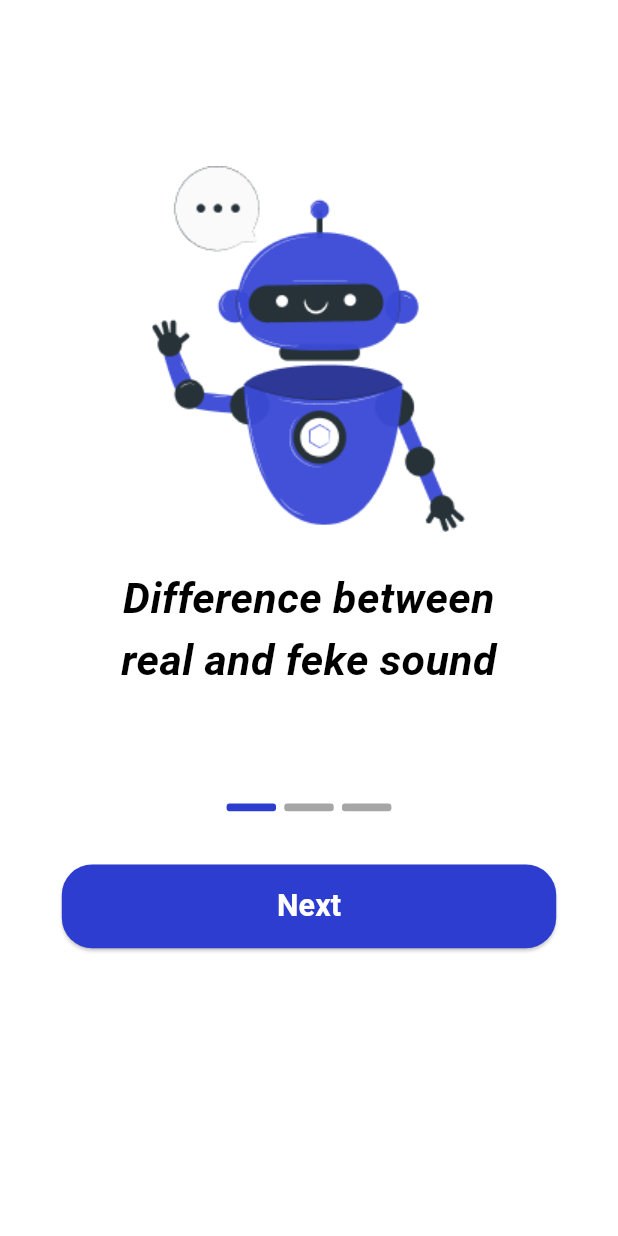
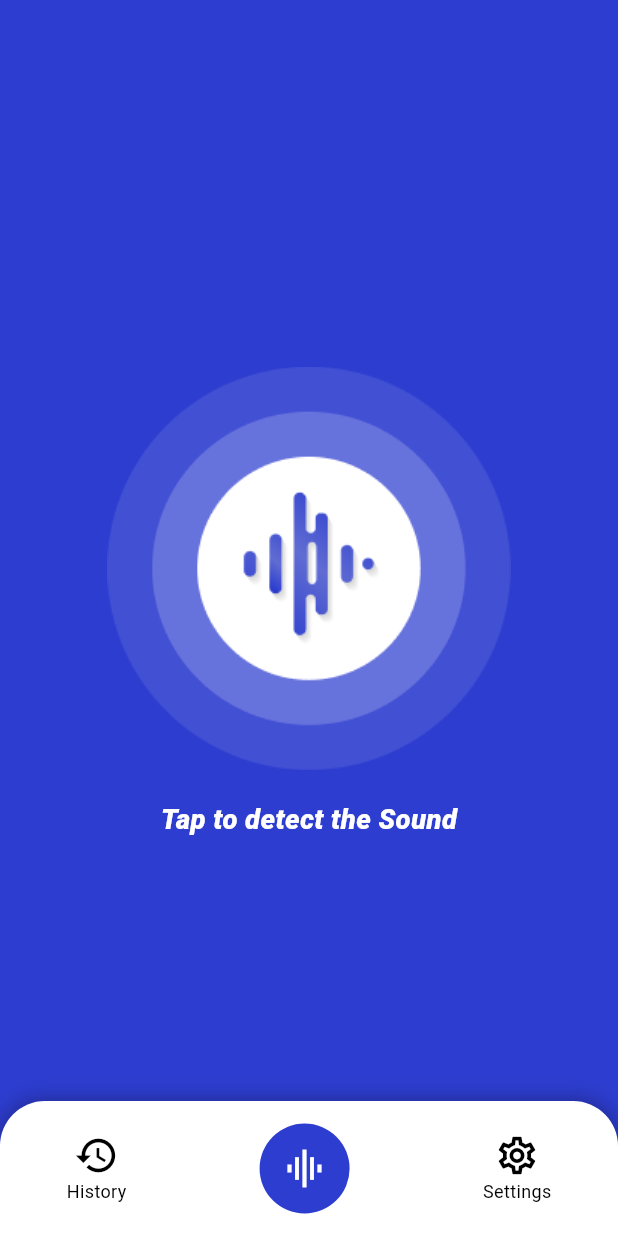
Before and after one commit to mostafa11100/TrueTone, a Flutter app: the screen it shows after launch, on a phone screen of 412 x 824 dp. Run offline on Flutter 3.47's test engine with Material 3 defaults, Android fonts, the light colour scheme and no system bars; our stand-ins replace bloc, dartz, dio, email_validator, equatable, flutter_bloc and 6 more; missing offline and left inert: fancy_password_field, password_validator_package.

Commit message:
add ui homepage

```diff
--- a/lib/core/Approuts/routs.dart
+++ b/lib/core/Approuts/routs.dart
@@ -1,12 +1,18 @@
 import 'package:flutter_bloc/flutter_bloc.dart';
 import 'package:go_router/go_router.dart';
+import 'package:truetone/core/component/loading.dart';
+import 'package:truetone/core/utiles/app_assets.dart';
 import 'package:truetone/feature/auth/forgetpassword/presintation/controler/create_new_password_procces_bloc.dart';
 import 'package:truetone/feature/auth/signin/presintation/controler/signin_cubit.dart';
 import 'package:truetone/feature/auth/signin/presintation/screens/signin_screen.dart';
 import 'package:truetone/feature/auth/verify_email/presintaion/screens/verify_emal_screen.dart';
+import 'package:truetone/feature/home/presintation/screens/home_views.dart';
+import 'package:truetone/feature/home/presintation/screens/widget/AiSoundpage.dart';
+import 'package:truetone/feature/home/presintation/screens/widget/HumanSoundPage.dart';
 
 import 'package:truetone/feature/splash_onbording/onbording.dart';
 import 'package:truetone/feature/splash_onbording/splash.dart';
+import 'package:truetone/mainScreen.dart';
 
 import '../../feature/auth/forgetpassword/presintation/screens/createnewpassword_processcreeen.dart';
 import '../../feature/auth/signup/presintation/controler/cubit/sign_up_cubit.dart';
@@ -14,18 +20,20 @@ import '../../feature/auth/signup/presintation/screens/signup_screen.dart';
 import '../di/si.dart';
 
 class AppRouts {
-  static String splashscreen = "/";
+  static String splashscreen = "/ss";
 
   static String onbording = "/onbording";
 
   static String signin = "/signin";
-
+  static String HomeViews1 = "/s";
+  static String  Mainscreen1='/';
   static String signup = "/signup";
   static String app_home = "/app_home";
   static String verifyemalScreen = "/verifyemail";
   static String forgetpassword="/forgetpassword";
-
-
+  static String Loading = "/Loading";
+      static String HumanSoundPage1 = "/HumanSoundPage";
+       static String aiSoundPage1 = "/AiSoundPage";
   static GoRouter routs = GoRouter(
     redirect: (context, state) {
       return null;
@@ -35,6 +43,30 @@ class AppRouts {
         path: splashscreen,
         builder: (context, state) {
           return Splashscreen();
+        },
+      ),
+       GoRoute(
+        path:Loading ,
+        builder: (context, state) {
+          return Loadingscreen();
+        },
+      ),
+      GoRoute(
+        path:Mainscreen1,
+        builder: (context, state) {
+          return Mainscreen();
+        },
+      ),
+       GoRoute(
+        path:HumanSoundPage1,
+        builder: (context, state) {
+          return HumanSoundPage();
+        },
+      ),
+        GoRoute(
+        path:aiSoundPage1,
+        builder: (context, state) {
+          return AiSoundPage();
         },
       ),
       GoRoute(
@@ -82,6 +114,7 @@ class AppRouts {
           );
         },
       ),
+
     ],
   );
 
--- a/lib/core/component/custom_indecator.dart
+++ b/lib/core/component/custom_indecator.dart
@@ -10,14 +10,14 @@ class elementofindecator extends StatelessWidget {
   Widget build(BuildContext context) {
     return AnimatedContainer(
       duration: Duration(milliseconds: 150),
-      height: 5.h,
-      width:  30 .w,
+      height: actaive? 12.h:10.h,
+      width:  actaive? 23.h:10.h,
       decoration: BoxDecoration(
-        borderRadius: BorderRadius.circular(2.r),
+        borderRadius: BorderRadius.circular(30.r),
         color:
             actaive
                 ? Color(0xff2D3ECF)
-                : const Color.fromARGB(235, 158, 158, 158),
+                : const Color.fromARGB(235, 190, 190, 190),
       ),
     );
   }
--- a/lib/core/utiles/app_assets.dart
+++ b/lib/core/utiles/app_assets.dart
@@ -9,3 +9,8 @@ String onp1asset="assets/images/onp1.png";
 String onp2asset="assets/images/onp2.png";
 
 String onp3asset="assets/images/onp22.png";
+
+String homeimage='assets/images/home1.png';
+ String loading1='assets/images/loading.png' ;
+  String HumanSoundPage1=   'assets/images/man.png';
+    String aiSoundPage1=   'assets/images/fake.png';
--- a/lib/core/utiles/app_colors.dart
+++ b/lib/core/utiles/app_colors.dart
@@ -15,7 +15,7 @@ class AppColors {
   //static Color onSurface = Color.fromARGB(203, 62, 62, 62);
   static Color onSurface = Color.fromARGB(203, 0, 0, 0);
   static Color green = Colors.green;
-
+ static Color black = Colors.black;
   static Color secondry = Color(0x2F1A90CF);
 
   static Color onsecondry = Color.fromARGB(129, 92, 91, 91);
--- a/lib/core/utiles/app_strings.dart
+++ b/lib/core/utiles/app_strings.dart
@@ -48,4 +48,8 @@ class Apptrings {
   static String confirmpasssword = "Confirm Password";
 
   static String cantbeepty = "Can't be empty";
+  static String hometitle="Tap to detect the Sound";
+   static String continue1 = "continue";
+    static String AIsound=  "It,s a\nAi\nsound";
+    static String Humansound="It,s a\nHuman\nsound";
 }
--- /dev/null
+++ b/lib/feature/home/presintation/screens/home_views.dart
@@ -0,0 +1,16 @@
+import 'package:flutter/material.dart';
+import 'package:flutter/widgets.dart';
+import 'package:truetone/feature/home/presintation/screens/widget/homeview_bady.dart';
+
+class HomeViews extends StatelessWidget {
+  const HomeViews({super.key});
+
+  @override
+  Widget build(BuildContext context) {
+    return Scaffold(
+      backgroundColor:Theme.of(context).colorScheme.primary ,
+
+      body: SafeArea(child: HomeviewBady()),
+    );
+  }
+}
--- /dev/null
+++ b/lib/feature/home/presintation/screens/widget/homeview_bady.dart
@@ -0,0 +1,80 @@
+import 'package:flutter/material.dart';
+import 'package:go_router/go_router.dart';
+import 'package:truetone/core/Approuts/routs.dart';
+
+import 'package:truetone/core/utiles/app_assets.dart';
+import 'package:truetone/core/utiles/app_colors.dart';
+import 'package:truetone/core/utiles/app_strings.dart';
+import 'package:truetone/core/utiles/app_textstyle.dart';
+
+class HomeviewBady extends StatefulWidget {
+  const HomeviewBady({super.key});
+
+  @override
+  _HomeviewBadyState createState() => _HomeviewBadyState();
+}
+
+class _HomeviewBadyState extends State<HomeviewBady> {
+  double _scale = 1.0;
+
+
+  void _onImageTap() {
+
+    setState(() {
+      _scale = 0.8;
+    });
+
+
+    Future.delayed(Duration(milliseconds: 200), () {
+
+      GoRouter.of(context).push(AppRouts.Loading);
+
+
+      setState(() {
+        _scale = 1.0;
+      });
+    });
+  }
+
+  @override
+  Widget build(BuildContext context) {
+    double screenWidth = MediaQuery.of(context).size.width;
+    double screenHeight = MediaQuery.of(context).size.height;
+
+    return Column(
+      mainAxisAlignment: MainAxisAlignment.center,
+      children: [
+        Center(
+          child: GestureDetector(
+            onTap: _onImageTap,  // Trigger the animation and navigation
+            child: AnimatedScale(
+              scale: _scale,
+              duration: Duration(milliseconds: 200), // Duration of the scale animation
+              curve: Curves.easeInOut,  // Smooth animation curve
+              child: Image.asset(homeimage),
+            ),
+          ),
+        ),
+        SizedBox(height: 20),
+        GestureDetector(
+          onTap: () {
+            // Handle any additional functionality if needed
+          },
+          child: Row(
+            mainAxisAlignment: MainAxisAlignment.center,
+            children: [
+              Text(
+                Apptrings.hometitle,
+                style: TextstyleConst.texts18.copyWith(
+                  fontStyle: FontStyle.italic,
+                  color: AppColors.onprimary,
+                ),
+              ),
+            ],
+          ),
+        ),
+        SizedBox(height: 20),
+      ],
+    );
+  }
+}
--- a/lib/feature/splash_onbording/widget/onbordingbady.dart
+++ b/lib/feature/splash_onbording/widget/onbordingbady.dart
@@ -113,6 +113,7 @@ class _OnbordingbadyState extends State<Onbordingbady> {
                             Apptrings.protctyourlf,
                             style: TextstyleConst.texts28.copyWith(
                               fontWeight: FontWeight.w700,
+                              color: Colors.black,
                               fontStyle: FontStyle.italic,
                             ),
                             textAlign: TextAlign.center,
@@ -139,6 +140,7 @@ class _OnbordingbadyState extends State<Onbordingbady> {
                           child: Text(
                             Apptrings.quicidnfcation,
                             style: TextstyleConst.texts28.copyWith(
+                              fontSize: 27,
                               fontWeight: FontWeight.w700,
                               fontStyle: FontStyle.italic,
                             ),
@@ -149,6 +151,7 @@ class _OnbordingbadyState extends State<Onbordingbady> {
                           child: Text(
                             Apptrings.soundsourceai,
                             style: TextstyleConst.texts28.copyWith(
+
                               fontWeight: FontWeight.w700,
                               fontStyle: FontStyle.italic,
                             ),
--- a/lib/main.dart
+++ b/lib/main.dart
@@ -29,6 +29,7 @@ class TrueTone extends StatelessWidget {
           theme: Thems.lighttheme(),
           themeMode: ThemeMode.light,
           routerConfig: AppRouts.routs,
+          debugShowCheckedModeBanner: false,
           //3:16
           // localizationsDelegates: [
           //         S.delegate,
--- /dev/null
+++ b/lib/mainScreen.dart
@@ -0,0 +1,161 @@
+import 'package:flutter/material.dart';
+import 'package:truetone/core/utiles/app_colors.dart';
+import 'package:truetone/feature/home/presintation/screens/home_views.dart';
+
+class Mainscreen extends StatelessWidget {
+  final PageController _pageController = PageController();
+  final ValueNotifier<int> _selectedNotifier = ValueNotifier(0);
+  final List<Widget> _screens = [
+
+    HomeViews(),
+       history(),
+    SettingScreen(),
+  ];
+
+  Mainscreen({super.key});
+
+  void _onItemTap(int index) {
+    _selectedNotifier.value = index;
+    _pageController.jumpToPage(index);
+  }
+
+  @override
+  Widget build(BuildContext context) {
+    return Scaffold(
+      body: Stack(
+        children: [
+
+          PageView(
+            controller: _pageController,
+            onPageChanged: (value) => _selectedNotifier.value = value,
+            physics: const NeverScrollableScrollPhysics(),
+            children: _screens,
+          ),
+
+
+          Align(
+            alignment: Alignment.bottomCenter,
+            child: ValueListenableBuilder<int>(
+              valueListenable: _selectedNotifier,
+              builder: (context, selectedIndex, _) {
+                return Container(
+                  height: 90,
+                  decoration: const BoxDecoration(
+                    color: Colors.white,
+                    borderRadius:
+                        BorderRadius.vertical(top: Radius.circular(30)),
+                    boxShadow: [
+                      BoxShadow(
+                        color: Colors.black26,
+                        blurRadius: 10,
+                        spreadRadius: 2,
+                      )
+                    ],
+                  ),
+                  child: Row(
+                    mainAxisAlignment: MainAxisAlignment.spaceAround,
+                    children: [
+
+                      GestureDetector(
+                        onTap: () => _onItemTap(1),
+                        child: Column(
+                          mainAxisAlignment: MainAxisAlignment.center,
+                          children: [
+                            Icon(Icons.history,
+                                size: 30,
+                                color: selectedIndex == 1
+                                    ?  AppColors.primarycolor
+                                    : Colors.black),
+                            Text("History",
+                                style: TextStyle(
+                                    color: selectedIndex == 1
+                                        ? AppColors.primarycolor
+                                        : Colors.black,
+                                    fontSize: 12))
+                          ],
+                        ),
+                      ),
+
+
+                      GestureDetector(
+  onTap: () => _onItemTap(0),
+  child: Container(
+    width: 60,
+    height: 60,
+    decoration: BoxDecoration(
+      color: selectedIndex == 0
+          ? AppColors.primarycolor
+          : AppColors.onprimary,
+      shape: BoxShape.circle,
+      border: Border.all(
+        color: selectedIndex == 0
+            ? Colors.transparent
+            : AppColors.primarycolor,
+        width: 2,
+      ),
+    ),
+    child: Icon(
+      Icons.graphic_eq,
+      size: 30,
+    color: selectedIndex == 0
+            ? AppColors.onprimary
+            : AppColors.primarycolor,
+    ),
+  ),
+),
+
+
+                      GestureDetector(
+                        onTap: () => _onItemTap(2),
+                        child: Column(
+                          mainAxisAlignment: MainAxisAlignment.center,
+                          children: [
+                            Icon(Icons.settings_outlined,
+                                size: 30,
+                                color: selectedIndex == 2
+                                    ?  AppColors.primarycolor
+                                    : AppColors.black),
+                            Text("Settings",
+                                style: TextStyle(
+                                    color: selectedIndex == 2
+                                        ?  AppColors.primarycolor
+                                        : AppColors.black ,
+                                    fontSize: 12))
+                          ],
+                        ),
+                      ),
+                    ],
+                  ),
+                );
+              },
+            ),
+          ),
+        ],
+      ),
+    );
+  }
+}
+
+
+class SettingScreen extends StatelessWidget {
+  const SettingScreen({super.key});
+
+  @override
+  Widget build(BuildContext context) {
+    return const Scaffold(
+      body: Center(child: Text("Settings Page")),
+    );
+  }
+}
+
+
+class history extends StatelessWidget {
+  const history({super.key});
+
+  @override
+  Widget build(BuildContext context) {
+    return const Scaffold(
+      body: Center(child: Text("Settings Page")),
+    );
+  }
+}
--- a/pubspec.yaml
+++ b/pubspec.yaml
@@ -48,6 +48,7 @@ dependencies:
   shared_preferences: ^2.5.2
   loading_animation_widget: ^1.3.0
   flutter_otp_text_field: ^1.5.1+1
+  curved_navigation_bar: ^1.0.6
 
 dev_dependencies:
   flutter_test:
@@ -82,6 +83,10 @@ flutter:
     - assets/images/onp2.png
     - assets/images/onp22.png
     - assets/images/onp3.png
+    - assets/images/home1.png
+    - assets/images/loading.png
+    - assets/images/fake.png
+    - assets/images/man.png
   # An image asset can refer to one or more resolution-specific "variants", see
   # https://flutter.dev/to/resolution-aware-images
 
```
Also changed, not shown: lib/core/component/loading.dart (added, +30 -0 lines), lib/feature/home/presintation/screens/widget/AiSoundpage.dart (added, +89 -0 lines), lib/feature/home/presintation/screens/widget/HumanSoundPage.dart (added, +85 -0 lines), assets/images/fake.png (added), assets/images/home1.png (added), assets/images/loading.png (added), assets/images/man.png (added), pubspec.lock.
